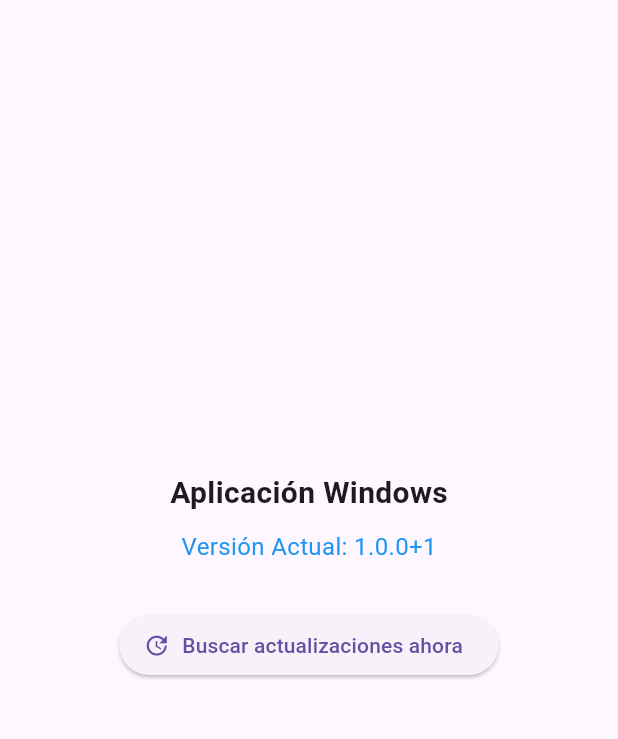
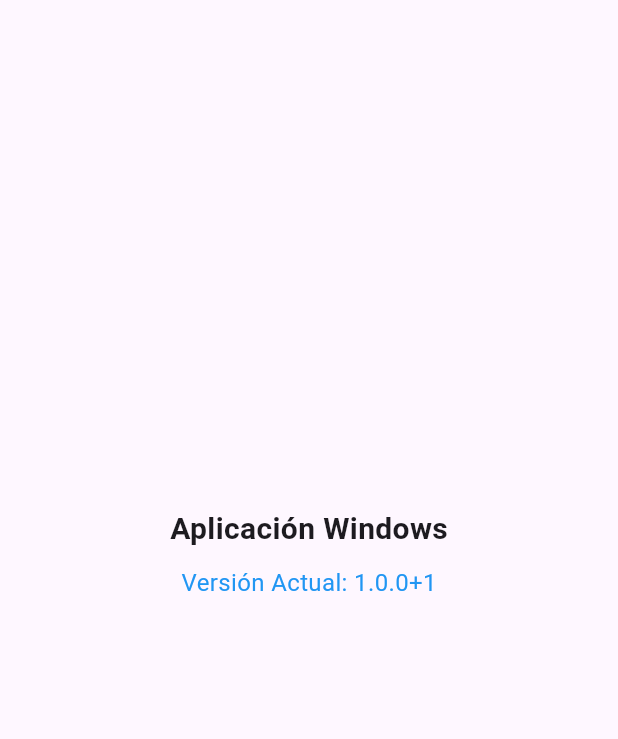
Before and after one commit to amautta19/flutter_windows_version, a Flutter app: the screen it shows after launch, on a phone screen of 412 x 824 dp, the part 84-823 px from its top. Run offline on Flutter 3.47's test engine with Material 3 defaults, Android fonts, the phone set to English and light mode, and no system bars; our stand-ins replace package_info_plus; missing offline and left inert: auto_updater.

```diff
--- a/lib/main.dart
+++ b/lib/main.dart
@@ -62,11 +62,11 @@ class _MyAppState extends State<MyApp> {
                 style: const TextStyle(fontSize: 16, color: Colors.blue),
               ),
               const SizedBox(height: 30),
-              ElevatedButton.icon(
-                onPressed: () => autoUpdater.checkForUpdates(),
-                icon: const Icon(Icons.update),
-                label: const Text('Buscar actualizaciones ahora'),
-              ),
+              // ElevatedButton.icon(
+              //   onPressed: () => autoUpdater.checkForUpdates(),
+              //   icon: const Icon(Icons.update),
+              //   label: const Text('Buscar actualizaciones ahora'),
+              // ),
             ],
           ),
         ),
```
Also changed, not shown: 1 other file.
